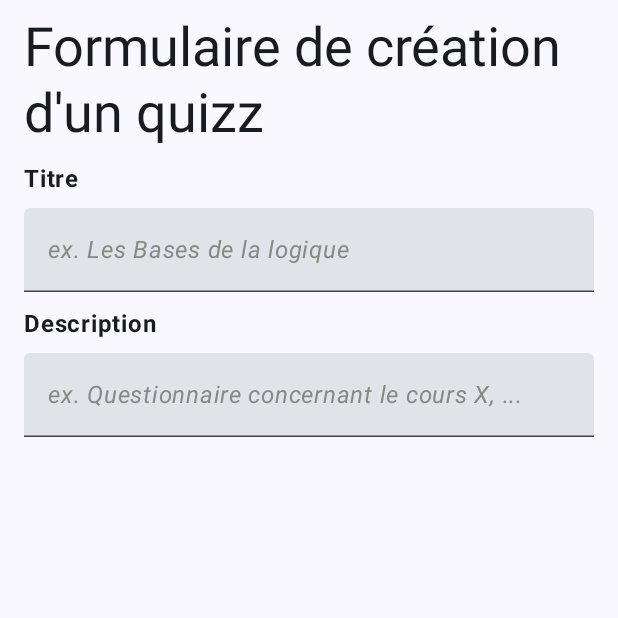
After one commit to nathanbkng/P4, an Android app built with Jetpack Compose: the composable FormQuizz called with empty values, on a phone screen of 412 x 824 dp, the top half of it. The commit adds this screen. Run offline under Robolectric (Android 15) with nearby library versions, the phone set to English and light mode, and no system bars.

Commit message:
add - new form page for quizz creation

```diff
--- a/NFFrontend/app/src/main/java/com/example/nf_frontend/screens/coursequizz/CourseQuizzes.kt
+++ b/NFFrontend/app/src/main/java/com/example/nf_frontend/screens/coursequizz/CourseQuizzes.kt
@@ -14,11 +14,14 @@ import androidx.compose.ui.graphics.Color
 import androidx.compose.ui.text.font.FontStyle
 import androidx.compose.ui.text.font.FontWeight
 import androidx.compose.ui.unit.dp
+import androidx.navigation.NavController
+import androidx.navigation.compose.rememberNavController
 import com.example.nf_frontend.screens.coursequizz.composant.addquizz.AddQuizzButton
 import com.example.nf_frontend.screens.coursequizz.composant.addquizz.ListOfQuizzes
 
 @Composable
-fun CourseQuizzes(code : String) {
+fun CourseQuizzes(code : String, navController: NavController) {
+
     Column(
         modifier = Modifier
             .padding()
@@ -35,7 +38,7 @@ fun CourseQuizzes(code : String) {
             color = Color.Gray
         )
         Spacer(modifier = Modifier.height(12.dp))
-        AddQuizzButton()
+        AddQuizzButton(code,navController)
         Divider(
             thickness = 1.dp,
             color = Color.Black,
--- a/NFFrontend/app/src/main/java/com/example/nf_frontend/screens/coursequizz/composant/addquizz/AddQuizzButton.kt
+++ b/NFFrontend/app/src/main/java/com/example/nf_frontend/screens/coursequizz/composant/addquizz/AddQuizzButton.kt
@@ -1,6 +1,7 @@
 package com.example.nf_frontend.screens.coursequizz.composant.addquizz
 
 import androidx.compose.foundation.background
+import androidx.compose.foundation.clickable
 import androidx.compose.foundation.layout.Column
 import androidx.compose.foundation.layout.Row
 import androidx.compose.foundation.layout.fillMaxWidth
@@ -21,9 +22,10 @@ import androidx.compose.ui.Alignment
 import androidx.compose.ui.Modifier
 import androidx.compose.ui.graphics.Color
 import androidx.compose.ui.unit.dp
+import androidx.navigation.NavController
 
 @Composable
-fun AddQuizzButton() {
+fun AddQuizzButton(code:String, navController: NavController) {
 
     var isFormVisible by remember { mutableStateOf(false) }
 
@@ -37,7 +39,10 @@ fun AddQuizzButton() {
                     shape = RoundedCornerShape(8.dp)
                 )
         ) {
-            Row(verticalAlignment = Alignment.CenterVertically) {
+            Row(
+                verticalAlignment = Alignment.CenterVertically,
+                modifier = Modifier.clickable { navController.navigate("createQuizz/${code}")  }
+            ) {
                 Icon(Icons.Filled.Add, contentDescription = "Ajouter", tint = Color.White)
                 Text(
                     text = "Ajouter un Quizz",
--- /dev/null
+++ b/NFFrontend/app/src/main/java/com/example/nf_frontend/screens/formquizz/FormQuizz.kt
@@ -0,0 +1,76 @@
+package com.example.nf_frontend.screens.formquizz
+
+import androidx.compose.foundation.layout.Column
+import androidx.compose.foundation.layout.Spacer
+import androidx.compose.foundation.layout.fillMaxWidth
+import androidx.compose.foundation.layout.height
+import androidx.compose.foundation.layout.padding
+import androidx.compose.material3.ExperimentalMaterial3Api
+import androidx.compose.material3.MaterialTheme
+import androidx.compose.material3.Text
+import androidx.compose.material3.TextField
+import androidx.compose.runtime.Composable
+import androidx.compose.runtime.getValue
+import androidx.compose.runtime.mutableStateOf
+import androidx.compose.runtime.remember
+import androidx.compose.runtime.setValue
+import androidx.compose.ui.Modifier
+import androidx.compose.ui.graphics.Color
+import androidx.compose.ui.text.font.FontStyle
+import androidx.compose.ui.text.font.FontWeight
+import androidx.compose.ui.unit.dp
+
+@OptIn(ExperimentalMaterial3Api::class)
+@Composable
+fun FormQuizz(code : String){
+    var quizzTitle by remember { mutableStateOf("") }
+    var quizzDescription by remember { mutableStateOf("") }
+
+    Column(
+        modifier = Modifier
+            .padding()
+            .fillMaxWidth()
+            .padding(top = 10.dp, start = 16.dp, end = 16.dp),
+    ) {
+        Text(
+            text = "Formulaire de création d'un quizz",
+            style = MaterialTheme.typography.displaySmall,
+        )
+        Spacer(modifier = Modifier.height(12.dp))
+        Text(
+            text = "Titre",
+            fontWeight = FontWeight.Bold,
+            style = MaterialTheme.typography.bodyLarge
+        )
+        TextField(
+            modifier = Modifier.fillMaxWidth().padding(top = 10.dp),
+            value = quizzTitle,
+            onValueChange = { quizzTitle = it },
+            placeholder =
+            {
+                Text(
+                    text = "ex. Les Bases de la logique",
+                    color = Color.Gray,
+                    fontStyle = FontStyle.Italic)
+            },
+        )
+        Spacer(modifier = Modifier.height(12.dp))
+        Text(
+            text = "Description",
+            fontWeight = FontWeight.Bold,
+            style = MaterialTheme.typography.bodyLarge
+        )
+        TextField(
+            modifier = Modifier.fillMaxWidth().padding(top = 10.dp),
+            value = quizzDescription,
+            onValueChange = { quizzDescription = it },
+            placeholder =
+            {
+                Text(
+                    text = "ex. Questionnaire concernant le cours X, ...",
+                    color = Color.Gray,
+                    fontStyle = FontStyle.Italic)
+            },
+        )
+    }
+}
--- a/NFFrontend/app/src/main/java/com/example/nf_frontend/screens/homescreen/HomeScreen.kt
+++ b/NFFrontend/app/src/main/java/com/example/nf_frontend/screens/homescreen/HomeScreen.kt
@@ -23,6 +23,7 @@ import androidx.navigation.navArgument
 import com.example.nf_frontend.MainActivity
 import com.example.nf_frontend.data.courses.CourseEntity
 import com.example.nf_frontend.screens.coursequizz.CourseQuizzes
+import com.example.nf_frontend.screens.formquizz.FormQuizz
 import com.example.nf_frontend.screens.homescreen.composant.ButtonRow
 import com.example.nf_frontend.screens.homescreen.composant.ListOfCourses
 import com.example.nf_frontend.screens.homescreen.composant.TopBar
@@ -47,7 +48,15 @@ fun HomeScreen(){
             }
         )
         ){
-                idx -> CourseQuizzes(code = idx.arguments?.getString("code")!!)
+                idx -> CourseQuizzes(code = idx.arguments?.getString("code")!!, navController)
+        }
+        composable("createQuizz/{code}", arguments = listOf(
+            navArgument("code"){
+                type = NavType.StringType
+            }
+        )
+        ){
+                idx -> FormQuizz(code = idx.arguments?.getString("code")!!)
         }
     }
 }
```
